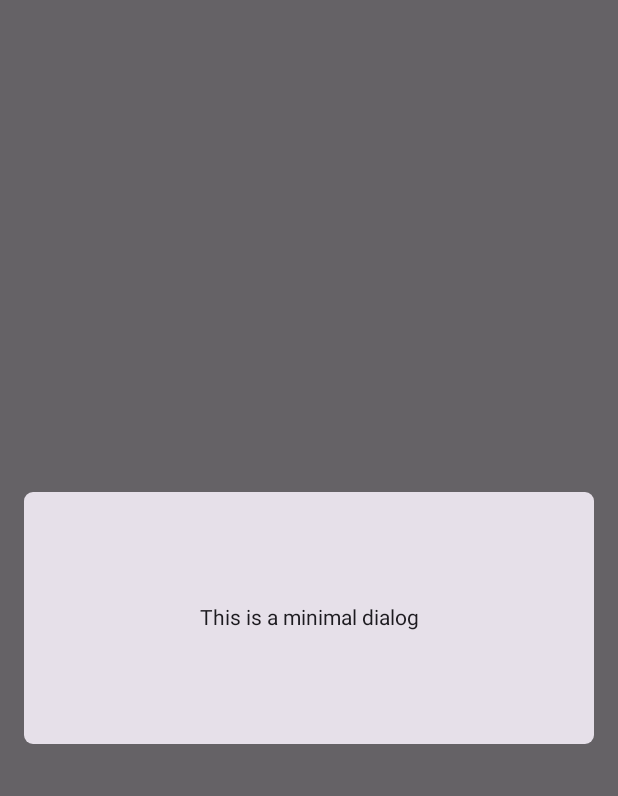
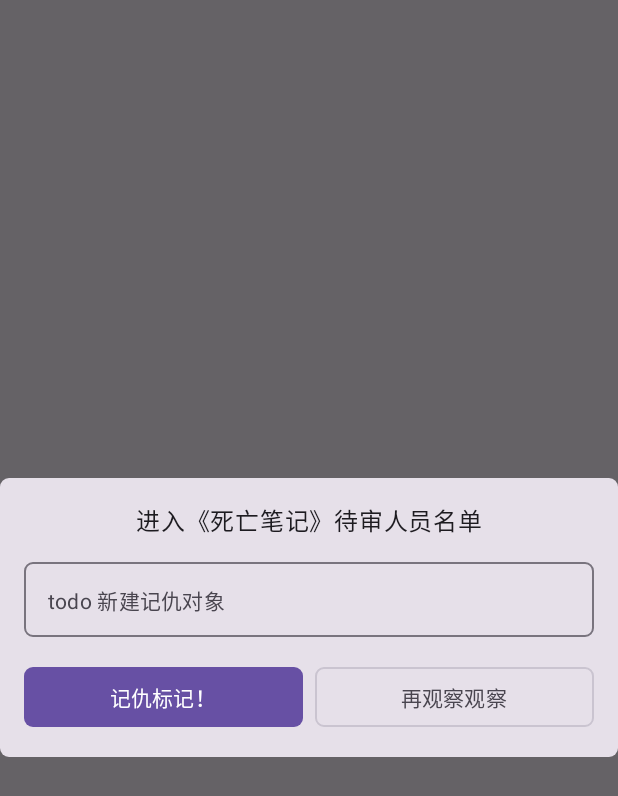
Before and after one commit to AsterCass/General-of-the-Red-Panda, an Android app built with Jetpack Compose: the composable NewGrudgeObject shown on its own in the app's theme, on a phone screen of 412 x 824 dp. Shown: the top 796 px of the screen. Run offline under Robolectric (Android 15) with nearby library versions, the phone set to English and light mode, and no system bars; 14 statements that could not run were skipped.

Commit message:
feat: new grudge obj dialog layout

```diff
--- a/The Book of Grudges/composeApp/src/commonMain/kotlin/com/astercasc/squid/thebookofgrudges/ui/HomeScreen.kt
+++ b/The Book of Grudges/composeApp/src/commonMain/kotlin/com/astercasc/squid/thebookofgrudges/ui/HomeScreen.kt
@@ -40,9 +40,7 @@ fun HomeScreen() {
     var showReadGrudgeSheet by rememberSaveable { mutableStateOf(false) }
     // new tag & obj 这里对话框展示状态不用在重组之后保留
     var openNewObjDialog by remember { mutableStateOf(false) }
-    var newObjectName by rememberSaveable { mutableStateOf("") }
     var openNewTagDialog by remember { mutableStateOf(false) }
-    var newTagName by rememberSaveable { mutableStateOf("") }
 
 
     Scaffold(
--- a/The Book of Grudges/composeApp/src/commonMain/kotlin/com/astercasc/squid/thebookofgrudges/ui/components/NewGrudgeObject.kt
+++ b/The Book of Grudges/composeApp/src/commonMain/kotlin/com/astercasc/squid/thebookofgrudges/ui/components/NewGrudgeObject.kt
@@ -2,36 +2,83 @@ package com.astercasc.squid.thebookofgrudges.ui.components
 
 import androidx.compose.foundation.layout.*
 import androidx.compose.foundation.shape.RoundedCornerShape
-import androidx.compose.material3.Card
-import androidx.compose.material3.Text
+import androidx.compose.foundation.text.input.TextFieldLineLimits
+import androidx.compose.foundation.text.input.rememberTextFieldState
+import androidx.compose.material3.*
 import androidx.compose.runtime.Composable
-import androidx.compose.ui.Alignment
 import androidx.compose.ui.Modifier
-import androidx.compose.ui.text.style.TextAlign
 import androidx.compose.ui.unit.dp
 import androidx.compose.ui.window.Dialog
 
 @Composable
 fun NewGrudgeObject(
-
     onDismissRequest: () -> Unit
 ) {
+    val newObjectName = rememberTextFieldState("")
 
     Dialog(onDismissRequest = { onDismissRequest() }) {
         Card(
             modifier = Modifier
-                .fillMaxWidth()
-                .height(200.dp)
-                .padding(16.dp),
+                .fillMaxWidth(),
             shape = RoundedCornerShape(6.dp),
         ) {
-            Text(
-                text = "This is a minimal dialog",
-                modifier = Modifier
-                    .fillMaxSize()
-                    .wrapContentSize(Alignment.Center),
-                textAlign = TextAlign.Center,
-            )
+            Column(
+                Modifier.padding(16.dp),
+                verticalArrangement = Arrangement.spacedBy(8.dp)
+            ) {
+                Row(
+                    modifier = Modifier.fillMaxWidth(),
+                    horizontalArrangement = Arrangement.Center,
+                ) {
+                    Text(
+                        text = "进入《死亡笔记》待审人员名单",
+                        style = MaterialTheme.typography.bodyLarge
+                    )
+                }
+
+
+                MaterialTheme(
+                    typography = MaterialTheme.typography.copy(
+                        bodyLarge = MaterialTheme.typography.bodyMedium
+                    )
+                ) {
+                    OutlinedTextField(
+                        modifier = Modifier.fillMaxWidth().height(58.dp),
+                        state = newObjectName,
+                        lineLimits = TextFieldLineLimits.SingleLine,
+                        label = { Text("todo 新建记仇对象") },
+                        placeholder = { Text("todo 记仇对象占位符") },
+                        shape = RoundedCornerShape(6.dp),
+                    )
+                }
+
+
+                Row(
+                    modifier = Modifier.fillMaxWidth().padding(top = 8.dp),
+                    horizontalArrangement = Arrangement.spacedBy(8.dp)
+                ) {
+
+                    Button(
+                        modifier = Modifier.weight(1f),
+                        onClick = {
+
+                            onDismissRequest()
+                        },
+                        shape = RoundedCornerShape(6.dp),
+
+                        ) {
+                        Text("记仇标记！")
+                    }
+
+                    OutlinedButton(
+                        modifier = Modifier.weight(1f),
+                        onClick = onDismissRequest,
+                        shape = RoundedCornerShape(6.dp),
+                    ) {
+                        Text("再观察观察")
+                    }
+                }
+            }
         }
     }
 
```
